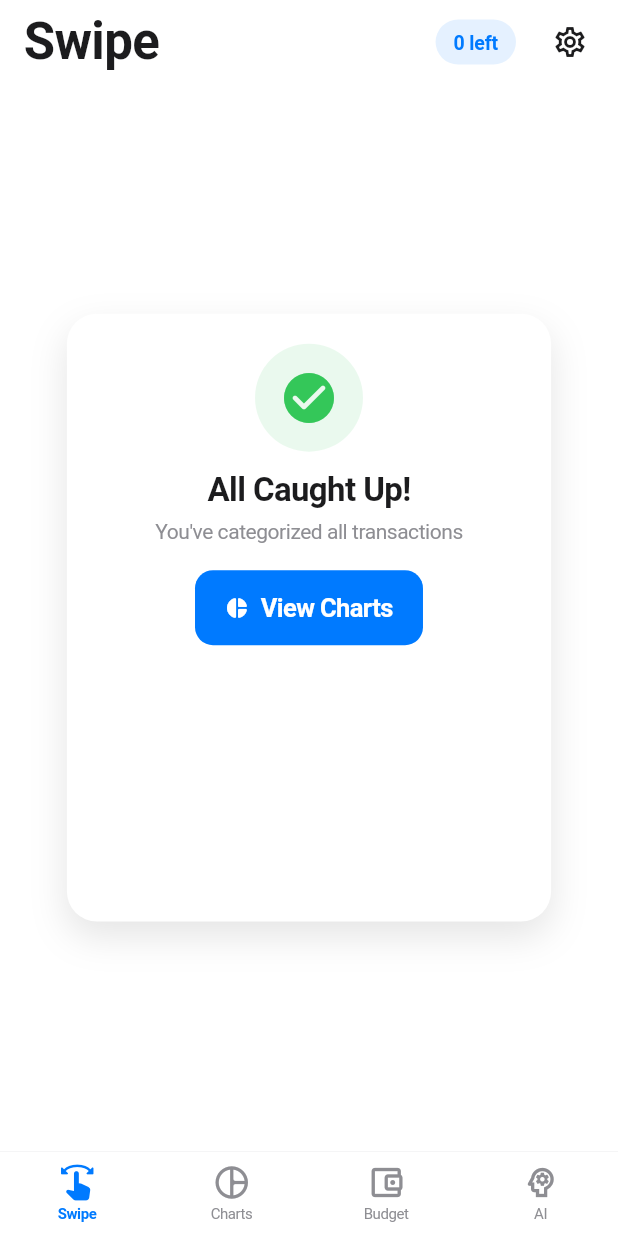
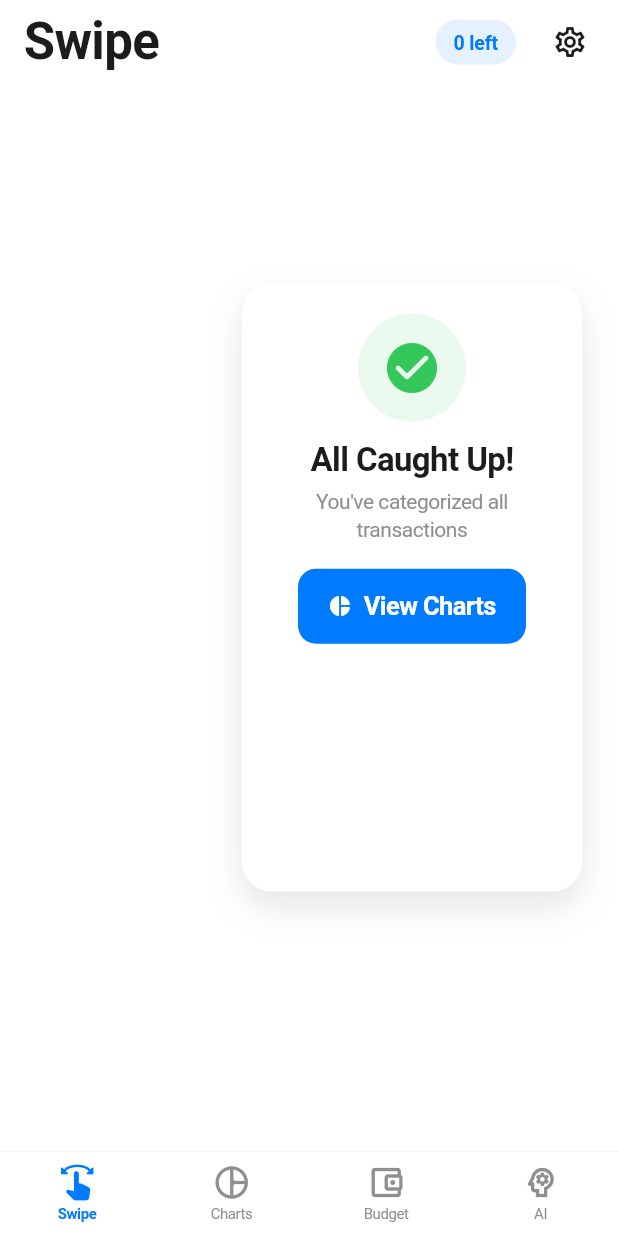
Before and after one commit to grantgoodstein98-max/-swipe-spend, a Flutter app: the screen it shows after launch, on a phone screen of 412 x 824 dp. Run offline on Flutter 3.47's test engine with Material 3 defaults, Android fonts, the phone set to English and light mode, and no system bars; drawn by our look-alikes of flutter_card_swiper; our stand-ins replace csv, file_picker, fl_chart, shared_preferences; missing offline and left inert: excel.

Commit message:
Adjust card positioning: center vertically and shift right
- Added 40px bottom padding to center cards vertically
- Added left padding of 1/3 screen width to shift cards right
- Improves visual balance and layout on wider screens

🤖 Generated with [Claude Code](https://claude.com/claude-code)

Co-Authored-By: Claude <noreply@anthropic.com>

```diff
--- a/lib/screens/swipe_screen.dart
+++ b/lib/screens/swipe_screen.dart
@@ -238,6 +238,11 @@ class _SwipeScreenState extends State<SwipeScreen> {
 
               // Swipe area
               Expanded(
+                child: Padding(
+                  padding: EdgeInsets.only(
+                    bottom: 40,
+                    left: MediaQuery.of(context).size.width / 3,
+                  ),
                   child: Center(
                     child: Container(
                       constraints: BoxConstraints(
@@ -355,6 +360,7 @@ class _SwipeScreenState extends State<SwipeScreen> {
                             ),
                           ),
                       ],
+                    ),
                     ),
                   ),
                 ),
```
Lines whose indentation alone changed are shown as unchanged.
